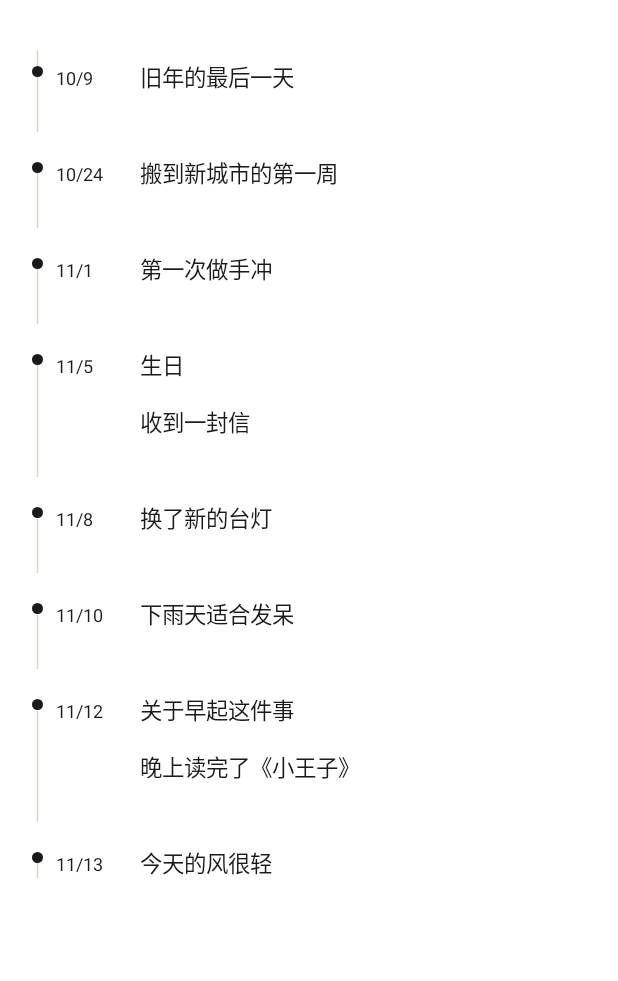
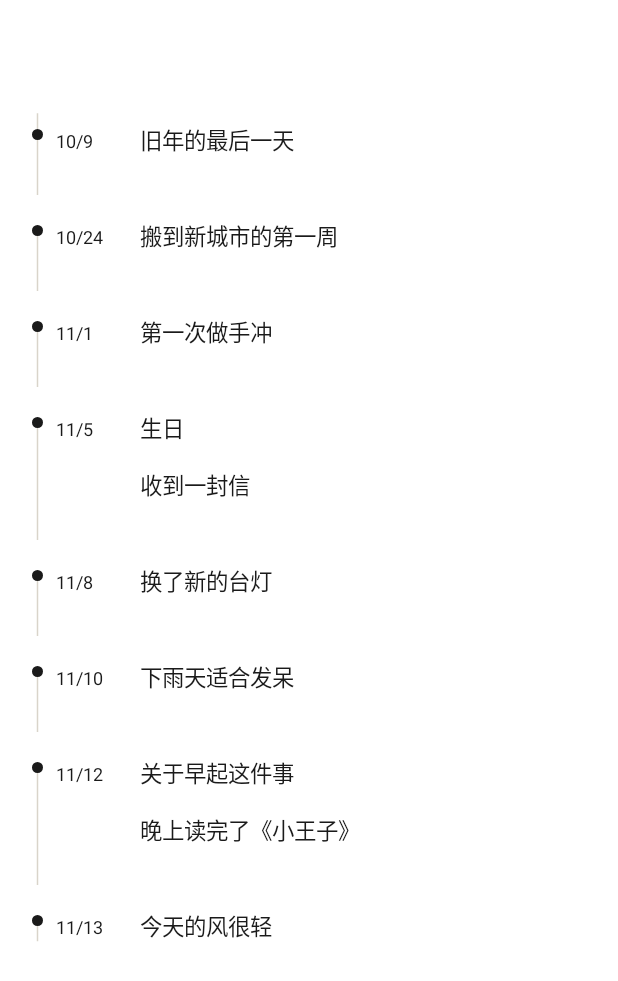
Before and after one commit to Lacrimosa0917/Staria, an Android app built with Jetpack Compose: the composable TimeScreen shown on its own in the app's theme, on a phone screen of 412 x 824 dp. Shown: the top 981 px of the screen. Run offline under Robolectric (Android 15) with nearby library versions, the phone set to English and light mode, and no system bars; Roboto replaces fonts that are not available here.

Commit message:
fix: 滚动到首尾时内容停在悬浮上下栏之外
上下栏仍是悬浮层，中途滚动内容可从其下方穿过；
但滚到底/顶时第一项与最后一项要分别落在头像下方、底栏上方，
否则会被永久遮挡。

- 新增 ScrollStartInset / ScrollEndInset 两个常量，
  分别等于头像高度与底栏高度再加一点间距
- 纸条页、时间页只在列表首尾各加一个 Spacer，
  不给整个内容区加 padding，保留穿过效果
- 时间页的 ContentTopPad 复用 ScrollStartInset，
  保证轴线起笔位置与第一组对齐

```diff
--- a/app/src/main/kotlin/com/lacrimosa/staria/ui/component/StariaBottomBar.kt
+++ b/app/src/main/kotlin/com/lacrimosa/staria/ui/component/StariaBottomBar.kt
@@ -81,8 +81,25 @@ private val BarGap = 12.dp
 /** 底栏左右留白。页面里需要对齐底栏元素时引用这个常量，避免两处硬编码走样。 */
 val BarSidePadding = 20.dp
 
-/** 底栏总高度（供页面计算对齐用）。 */
+/** 底栏总高度。 */
 val BarHeight: Dp = CapsuleHeight
+
+/**
+ * 可滚动列表末尾的留白。
+ *
+ * 上下栏是悬浮层，内容滚动时会从它们下方穿过（这是想要的效果）；
+ * 但滚到底部时最后一项必须停在底栏上方，否则会被永久盖住。
+ * 所以只在**列表末尾**加这段留白，而不是给整个内容区加 padding。
+ */
+val ScrollEndInset: Dp = CapsuleHeight + 18.dp + 8.dp
+
+/**
+ * 可滚动列表开头的留白。
+ *
+ * 与 [ScrollEndInset] 对称：滚到最上方时第一项停在悬浮头像下方，
+ * 中途滚动时仍可从头像下方穿过。取值 = 头像直径 + 上下间距。
+ */
+val ScrollStartInset: Dp = 44.dp + 14.dp + 8.dp
 
 /**
  * 底栏第一个页面按键的圆心相对屏幕左缘的横向偏移。
--- a/app/src/main/kotlin/com/lacrimosa/staria/ui/time/TimeScreen.kt
+++ b/app/src/main/kotlin/com/lacrimosa/staria/ui/time/TimeScreen.kt
@@ -44,6 +44,8 @@ import com.lacrimosa.staria.data.DiaryGroup
 import com.lacrimosa.staria.data.SampleData
 import com.lacrimosa.staria.ui.component.ActionTooltip
 import com.lacrimosa.staria.ui.component.BarSidePadding
+import com.lacrimosa.staria.ui.component.ScrollEndInset
+import com.lacrimosa.staria.ui.component.ScrollStartInset
 import com.lacrimosa.staria.ui.component.DestructiveRed
 import com.lacrimosa.staria.ui.component.TooltipAction
 import com.lacrimosa.staria.ui.component.navFirstItemLeftX
@@ -85,9 +87,9 @@ private val DotTop = 20.dp
 /**
  * 内容顶部留白，轴线起笔位置要与之对齐。
  *
- * 内容层铺满全屏、上下栏悬浮，这里只留一点视觉呼吸感。
+ * 滚到最上方时第一组停在悬浮头像下方；中途滚动可从其下方穿过。
  */
-private val ContentTopPad = 24.dp
+private val ContentTopPad = ScrollStartInset
 
 /**
  * 时间（日记查看页）。
@@ -264,7 +266,8 @@ fun TimeScreen(
                         }
                     }
 
-                    Spacer(Modifier.height(24.dp))
+                    // 滚到底时最后一组停在悬浮底栏上方
+                    Spacer(Modifier.height(ScrollEndInset))
                 }
             }
         }
```
Also changed, not shown: app/src/main/kotlin/com/lacrimosa/staria/ui/paper/PaperScreen.kt (+8 -4 lines).
